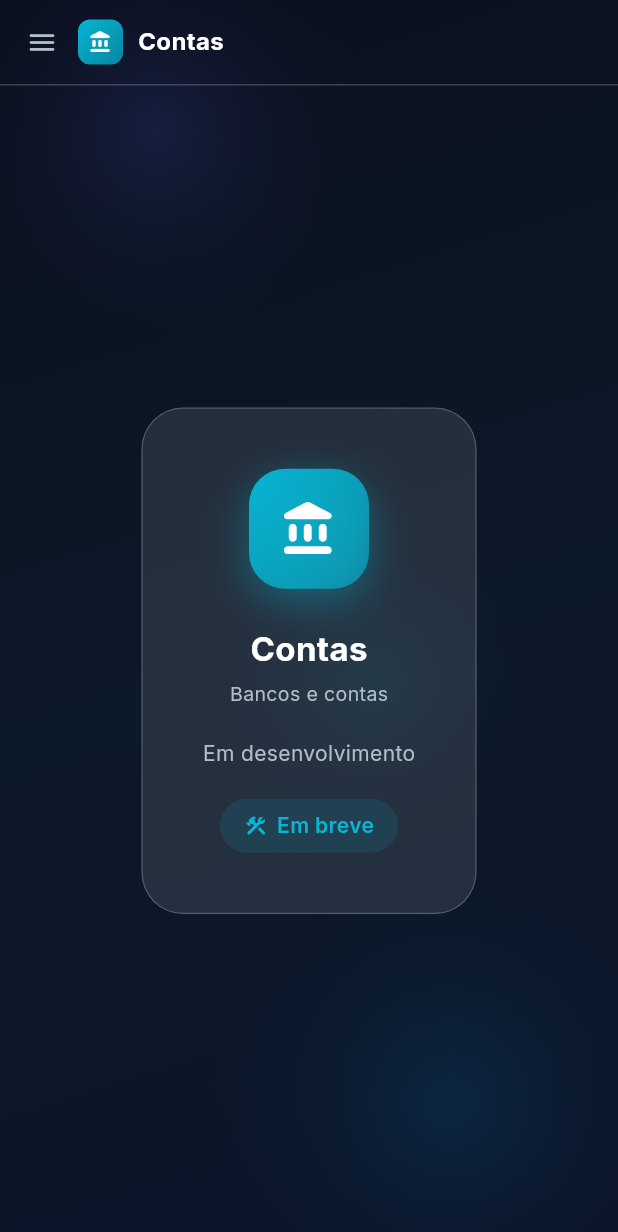
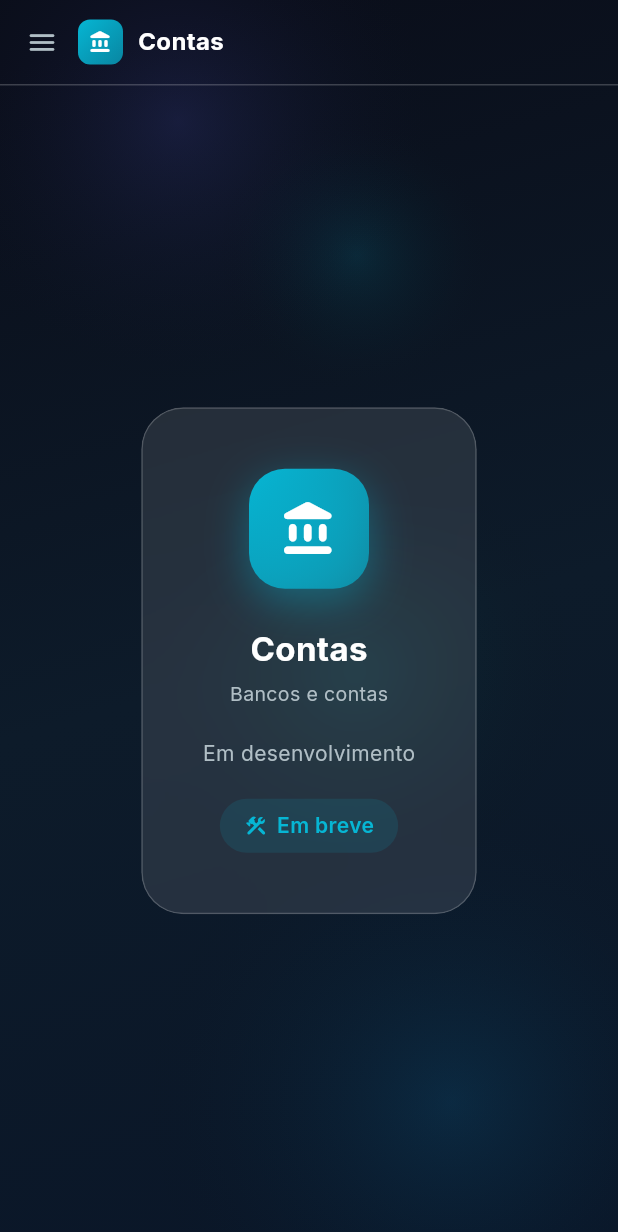
Before and after one commit to devchave/MaestroFinancas, a Flutter app: the PresentationScreen screen opened by its route, after a tap on "Começar agora", after a tap on "Entrar", after a tap on "Contas", on a phone screen of 412 x 824 dp. Shown: the top 1232 px of the screen. Run offline on Flutter 3.47's test engine with Material 3 defaults, Android fonts, the phone set to English and light mode, and no system bars; our stand-ins replace flutter_animate, go_router, google_fonts.

Commit message:
Refine app theme: vivid glass/water palette + night mode
- AppColors documented with two distinct palettes (App vs Protocolo Black)
- Added accent4 (teal/aqua) and accent5 (violet) for richer variety
- Added waterGradient for water-like flows
- Added isNight helper (19h-7h) + backgroundGradientNight for darker night bg
- AnimatedBackground: 4 orbs (indigo + sky blue + teal + cyan highlight),
  gentler motion, automatically dims at night

https://claude.ai/code/session_011YfDwKA5sEXCSYcbTsZePf

```diff
--- a/app/lib/theme/app_colors.dart
+++ b/app/lib/theme/app_colors.dart
@@ -1,40 +1,81 @@
 import 'package:flutter/material.dart';
 
+/// Sistema de cores do MaestroFinanças.
+///
+/// Duas paletas distintas — cada uma para seu contexto:
+///
+/// 1. **App** (login, home, ferramentas): glass / água / vivo
+///    Tons vívidos de azul, ciano, índigo, teal e violeta sobre fundo
+///    escuro azulado. Transmite movimento e tecnologia.
+///
+/// 2. **Protocolo Black** (landing de venda da mentoria): luxo premium
+///    Preto puro + prata + dourado. Transmite exclusividade.
+///
+/// A partir das 19h até as 7h o fundo do app fica mais escuro
+/// (`AppColors.isNight` + gradientes `*Night`).
 class AppColors {
+  // ─── App: paleta glass / água / vivo ────────────────────────────────────────
   static const Color bg1 = Color(0xFF0A0E1A);
   static const Color bg2 = Color(0xFF0D1B2A);
+
+  // Versão noturna (19h-7h)
+  static const Color bgNight1 = Color(0xFF040711);
+  static const Color bgNight2 = Color(0xFF060E18);
+
+  // Accents vívidos
   static const Color accent1 = Color(0xFF0EA5E9); // sky blue
   static const Color accent2 = Color(0xFF06B6D4); // cyan
   static const Color accent3 = Color(0xFF6366F1); // indigo
+  static const Color accent4 = Color(0xFF14B8A6); // teal / aqua (água)
+  static const Color accent5 = Color(0xFF8B5CF6); // violet (vivo)
+
+  // Glass
   static const Color glassWhite = Color(0x1AFFFFFF);
   static const Color glassBorder = Color(0x33FFFFFF);
+
+  // Texto
   static const Color textPrimary = Color(0xFFFFFFFF);
   static const Color textSecondary = Color(0xFFB0BEC5);
+
+  // Semântico (não muda com a marca)
   static const Color positive = Color(0xFF10B981);
   static const Color negative = Color(0xFFEF4444);
 
+  // Gradientes
   static const List<Color> backgroundGradient = [
-    Color(0xFF0A0E1A),
-    Color(0xFF0D1B2A),
+    bg1,
+    bg2,
     Color(0xFF0A1628),
   ];
+  static const List<Color> backgroundGradientNight = [
+    bgNight1,
+    bgNight2,
+    Color(0xFF04101C),
+  ];
+  static const List<Color> accentGradient = [accent1, accent2, accent3];
+  static const List<Color> waterGradient = [accent4, accent2, accent1];
 
-  static const List<Color> accentGradient = [accent1, accent2, accent3];
-
-  // Protocolo Black — mentoria (preto + prata + toques de dourado)
+  // ─── Protocolo Black (landing / mentoria) ───────────────────────────────────
   static const Color pbBlack       = Color(0xFF000000);
   static const Color pbBlackSoft   = Color(0xFF0A0A0A);
   static const Color pbCharcoal    = Color(0xFF141414);
 
-  static const Color pbSilver      = Color(0xFFC0C0C0); // prata principal
+  static const Color pbSilver      = Color(0xFFC0C0C0);
   static const Color pbSilverLight = Color(0xFFE8E8E8);
   static const Color pbSilverDark  = Color(0xFF8E8E93);
   static const Color pbSilverMuted = Color(0xFF6B6B6B);
 
-  static const Color pbGold        = Color(0xFFD4AF37); // detalhes de luxo
+  static const Color pbGold        = Color(0xFFD4AF37);
   static const Color pbGoldLight   = Color(0xFFEAC25A);
   static const Color pbGoldDark    = Color(0xFF9E7E1A);
 
   static const List<Color> pbSilverGradient = [pbSilverDark, pbSilverLight, pbSilver];
   static const List<Color> pbGoldGradient   = [pbGoldDark, pbGold, pbGoldLight];
+
+  // ─── Night mode ─────────────────────────────────────────────────────────────
+  /// Modo noturno ativo entre 19h e 7h (horário local).
+  static bool get isNight {
+    final h = DateTime.now().hour;
+    return h >= 19 || h < 7;
+  }
 }
--- a/app/lib/widgets/animated_background.dart
+++ b/app/lib/widgets/animated_background.dart
@@ -2,6 +2,9 @@ import 'dart:math';
 import 'package:flutter/material.dart';
 import '../theme/app_colors.dart';
 
+/// Fundo animado do app — sensação de vidro/água/vivo.
+/// Quatro orbs que se deslocam suavemente sobre um gradiente
+/// deslizante azul profundo. À noite o fundo fica mais escuro.
 class AnimatedBackground extends StatefulWidget {
   final Widget child;
   const AnimatedBackground({super.key, required this.child});
@@ -19,7 +22,7 @@ class _AnimatedBackgroundState extends State<AnimatedBackground>
     super.initState();
     _controller = AnimationController(
       vsync: this,
-      duration: const Duration(seconds: 8),
+      duration: const Duration(seconds: 10),
     )..repeat(reverse: true);
   }
 
@@ -31,6 +34,14 @@ class _AnimatedBackgroundState extends State<AnimatedBackground>
 
   @override
   Widget build(BuildContext context) {
+    final night = AppColors.isNight;
+    final gradient = night
+        ? AppColors.backgroundGradientNight
+        : AppColors.backgroundGradient;
+    // Orbs mais discretos à noite
+    final orbAlpha = night ? 0.08 : 0.15;
+    final screen = MediaQuery.of(context).size;
+
     return AnimatedBuilder(
       animation: _controller,
       builder: (context, _) {
@@ -38,42 +49,47 @@ class _AnimatedBackgroundState extends State<AnimatedBackground>
         return Container(
           decoration: BoxDecoration(
             gradient: LinearGradient(
-              begin: Alignment(sin(t * pi) * 0.5 - 0.5, -1),
-              end: Alignment(cos(t * pi) * 0.5 + 0.5, 1),
-              colors: [
-                Color.lerp(const Color(0xFF0A0E1A), const Color(0xFF0D1B35), t)!,
-                Color.lerp(const Color(0xFF0D1B2A), const Color(0xFF071020), t)!,
-                Color.lerp(const Color(0xFF0A1628), const Color(0xFF120A2E), t)!,
-              ],
+              begin: Alignment(sin(t * pi) * 0.6 - 0.4, -1),
+              end: Alignment(cos(t * pi) * 0.6 + 0.4, 1),
+              colors: gradient,
             ),
           ),
           child: Stack(
             children: [
-              // Orb 1
+              // 1. Indigo — profundidade "vivo"
               Positioned(
-                top: -100 + (t * 80),
-                left: -80 + (t * 60),
+                top: -120 + (t * 100),
+                left: -80 + (t * 80),
                 child: _Orb(
-                  color: AppColors.accent3.withValues(alpha: 0.15),
-                  size: 350,
+                  color: AppColors.accent3.withValues(alpha: orbAlpha),
+                  size: 380,
                 ),
               ),
-              // Orb 2
+              // 2. Sky blue — amplitude "céu"
               Positioned(
-                bottom: -120 + (t * 60),
-                right: -100 + (t * 80),
+                bottom: -140 + (t * 80),
+                right: -120 + (t * 100),
                 child: _Orb(
-                  color: AppColors.accent1.withValues(alpha: 0.12),
-                  size: 400,
+                  color: AppColors.accent1.withValues(alpha: orbAlpha - 0.02),
+                  size: 440,
                 ),
               ),
-              // Orb 3
+              // 3. Teal / aqua — "água" (novo)
               Positioned(
-                top: MediaQuery.of(context).size.height * 0.4,
-                left: MediaQuery.of(context).size.width * 0.3,
+                top: screen.height * 0.35,
+                left: screen.width * 0.2 - (t * 50),
                 child: _Orb(
-                  color: AppColors.accent2.withValues(alpha: 0.08),
-                  size: 250,
+                  color: AppColors.accent4.withValues(alpha: orbAlpha - 0.04),
+                  size: 320,
+                ),
+              ),
+              // 4. Cyan — highlight pequeno e mais vivo
+              Positioned(
+                top: screen.height * 0.08 + (t * 40),
+                right: screen.width * 0.18,
+                child: _Orb(
+                  color: AppColors.accent2.withValues(alpha: orbAlpha - 0.02),
+                  size: 200,
                 ),
               ),
               widget.child,
```
